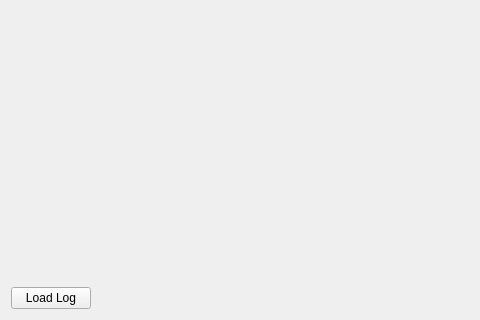
Old version of the form src/ui/AP2DataPlot2D.ui in the repository ArduPilot/apm_planner; both pictures show x 0 to 480 and y 269 to 589 of the 1000 by 589 pixel window.
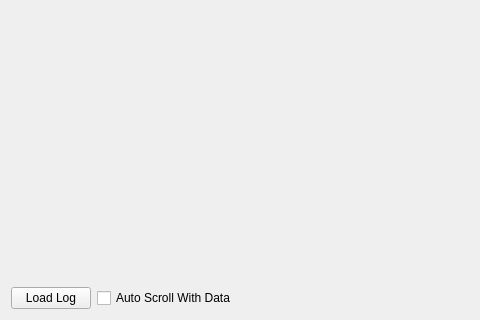
New version of the form.

Commit message: Addition of "Auto Scroll" in AP2DataPlot, allowing the data to automatically scroll while retaining zoom functionality.

What changed in the file:
```diff
--- a/src/ui/AP2DataPlot2D.ui
+++ b/src/ui/AP2DataPlot2D.ui
@@ -42,6 +42,13 @@
          </property>
         </widget>
        </item>
+       <item>
+        <widget class="QCheckBox" name="autoScrollCheckBox">
+         <property name="text">
+          <string>Auto Scroll With Data</string>
+         </property>
+        </widget>
+       </item>
        <item>
         <spacer name="horizontalSpacer">
          <property name="orientation">
```
The commit also changes 2 other files.
